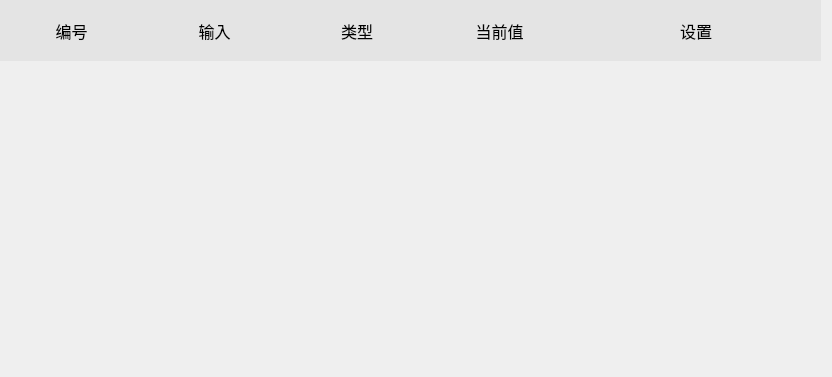
Old version of the form BusBar-Qt/setting/setline/setlinewid.ui in the repository luozhiyong131/BusBar.
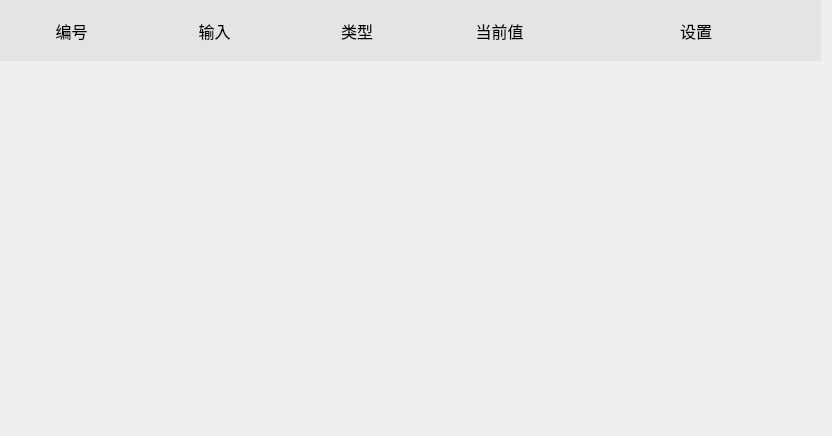
New version of the form.

```diff
--- a/BusBar-Qt/setting/setline/setlinewid.ui
+++ b/BusBar-Qt/setting/setline/setlinewid.ui
@@ -7,7 +7,7 @@
     <x>0</x>
     <y>0</y>
     <width>832</width>
-    <height>377</height>
+    <height>436</height>
    </rect>
   </property>
   <property name="windowTitle">
@@ -162,6 +162,16 @@
     </rect>
    </property>
   </widget>
+  <widget class="QWidget" name="widget_4" native="true">
+   <property name="geometry">
+    <rect>
+     <x>10</x>
+     <y>380</y>
+     <width>811</width>
+     <height>51</height>
+    </rect>
+   </property>
+  </widget>
  </widget>
  <resources/>
  <connections/>
```
